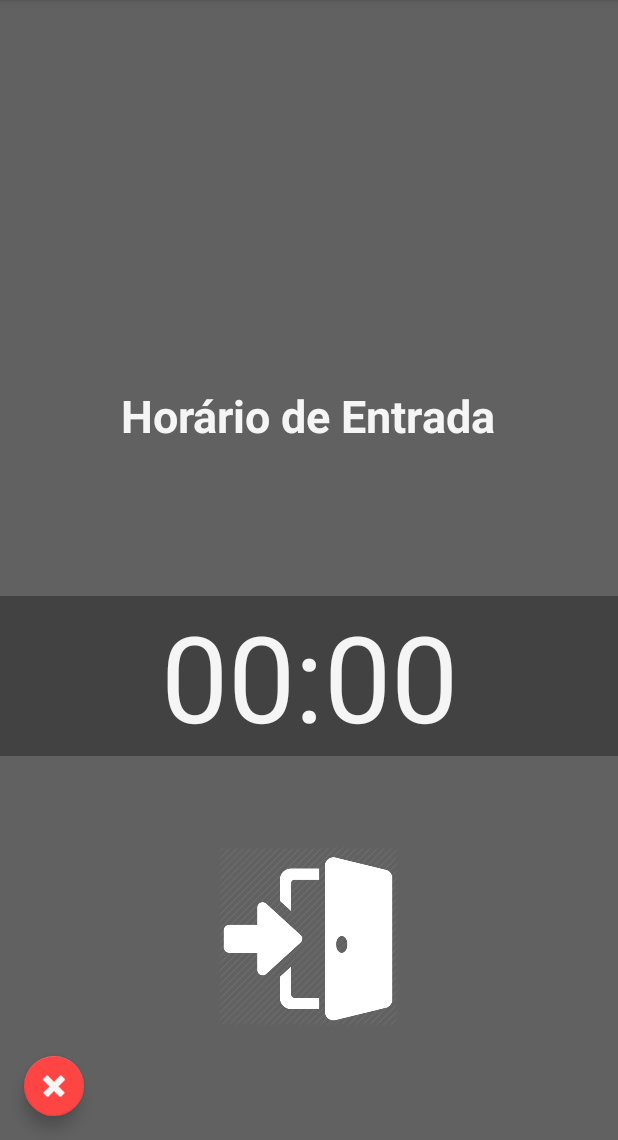
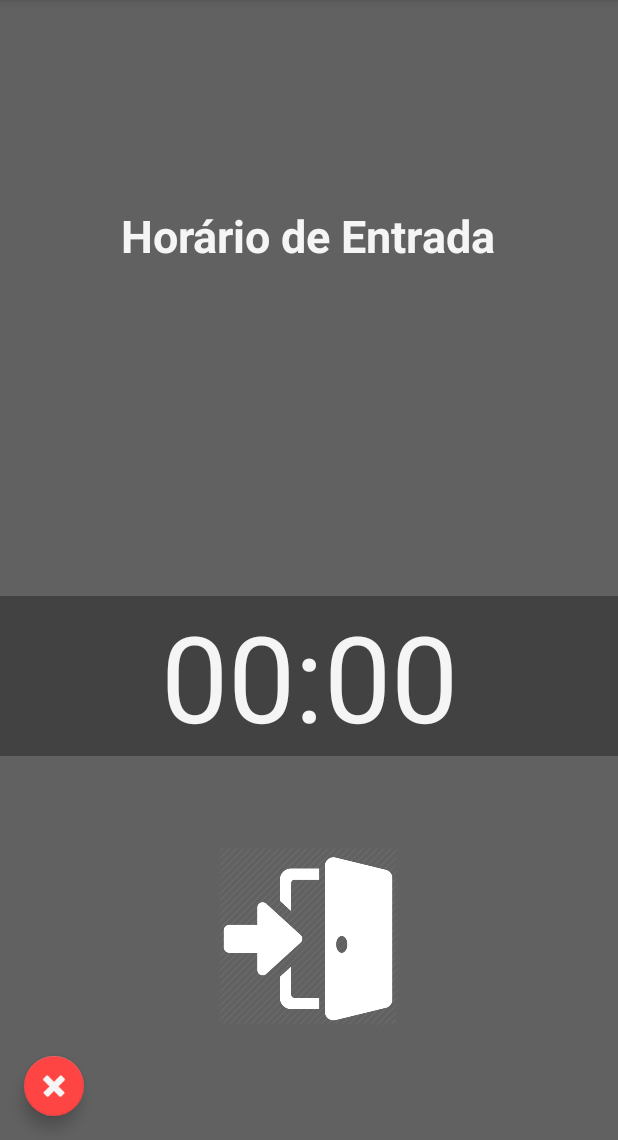
Before and after one commit to tiefz/calculadhora, an Android app: the Entrada screen opened directly, with no data from a screen before it, on a phone screen of 412 x 824 dp, the part 96-1236 px from its top. Run offline under Robolectric (Android 15) with nearby library versions, the phone set to English and light mode, and no system bars.

Commit message:
gitflow-feature-stash: RepaginacaoLayoutV2
Repaginação do layout incluindo label com valores selecionados nas telas seguintes.

```diff
--- a/CalculadHora/app/src/main/res/layout/fragment_entrada.xml
+++ b/CalculadHora/app/src/main/res/layout/fragment_entrada.xml
@@ -31,6 +31,7 @@
         android:id="@+id/textView"
         android:layout_width="wrap_content"
         android:layout_height="wrap_content"
+        android:layout_marginTop="16dp"
         android:layout_marginBottom="100dp"
         android:text="@string/label1"
         android:textColor="@color/cor_fonte"
@@ -39,7 +40,8 @@
         app:layout_constraintBottom_toTopOf="@+id/horaEntradaID"
         app:layout_constraintEnd_toEndOf="parent"
         app:layout_constraintHorizontal_bias="0.496"
-        app:layout_constraintStart_toStartOf="parent" />
+        app:layout_constraintStart_toStartOf="parent"
+        app:layout_constraintTop_toTopOf="parent" />
 
     <ImageView
         android:id="@+id/imageViewEntradaID"
```
